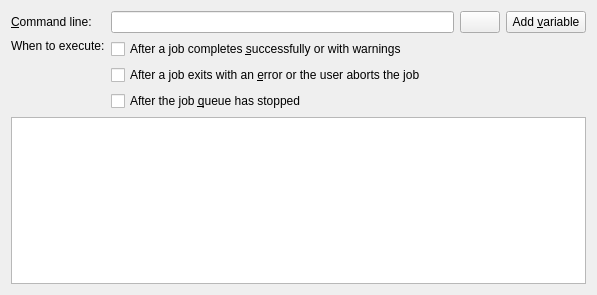
The window that src/mkvtoolnix-gui/forms/main_window/prefs_run_program_widget.ui (jpsdr/MKVToolnix-Windows-7) describes before a commit, drawn with Qt 5.
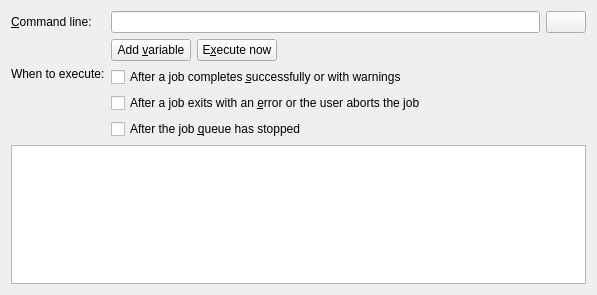
The same window after the commit. Icons and pictures are not drawn.

Commit message:
GUI: run programs: add button for executing config right now as a test run
See #1570.

```diff
--- a/src/mkvtoolnix-gui/forms/main_window/prefs_run_program_widget.ui
+++ b/src/mkvtoolnix-gui/forms/main_window/prefs_run_program_widget.ui
@@ -13,7 +13,7 @@
   <property name="windowTitle">
    <string notr="true">Form</string>
   </property>
-  <layout class="QVBoxLayout" name="verticalLayout_5" stretch="0,0">
+  <layout class="QVBoxLayout" name="verticalLayout">
    <item>
     <layout class="QGridLayout" name="gridLayout">
      <item row="0" column="0">
@@ -42,6 +42,10 @@
          </property>
         </widget>
        </item>
+      </layout>
+     </item>
+     <item row="1" column="1">
+      <layout class="QHBoxLayout" name="horizontalLayout_2">
        <item>
         <widget class="QPushButton" name="pbAddVariable">
          <property name="text">
@@ -53,9 +57,33 @@
          </property>
         </widget>
        </item>
+       <item>
+        <widget class="QPushButton" name="pbExecuteNow">
+         <property name="text">
+          <string>E&amp;xecute now</string>
+         </property>
+         <property name="icon">
+          <iconset resource="../../qt_resources.qrc">
+           <normaloff>:/icons/16x16/system-run.png</normaloff>:/icons/16x16/system-run.png</iconset>
+         </property>
+        </widget>
+       </item>
+       <item>
+        <spacer name="horizontalSpacer">
+         <property name="orientation">
+          <enum>Qt::Horizontal</enum>
+         </property>
+         <property name="sizeHint" stdset="0">
+          <size>
+           <width>0</width>
+           <height>20</height>
+          </size>
+         </property>
+        </spacer>
+       </item>
       </layout>
      </item>
-     <item row="1" column="0">
+     <item row="2" column="0">
       <layout class="QVBoxLayout" name="verticalLayout_2">
        <item>
         <widget class="QLabel" name="lWhenToExecute">
@@ -82,7 +110,7 @@
        </item>
       </layout>
      </item>
-     <item row="1" column="1">
+     <item row="2" column="1">
       <layout class="QVBoxLayout" name="verticalLayout_4">
        <item>
         <widget class="QCheckBox" name="cbAfterJobSuccessful">
```
Left out of the diff: 10 changed lines with no effect on the pictures. The commit also changes 6 other files.
